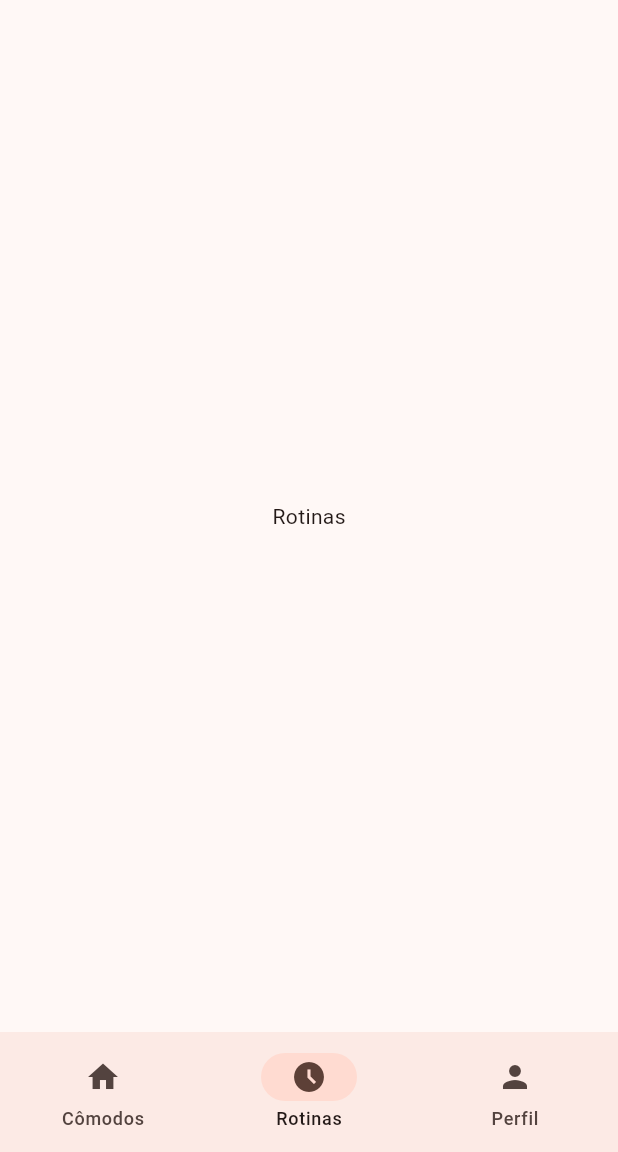
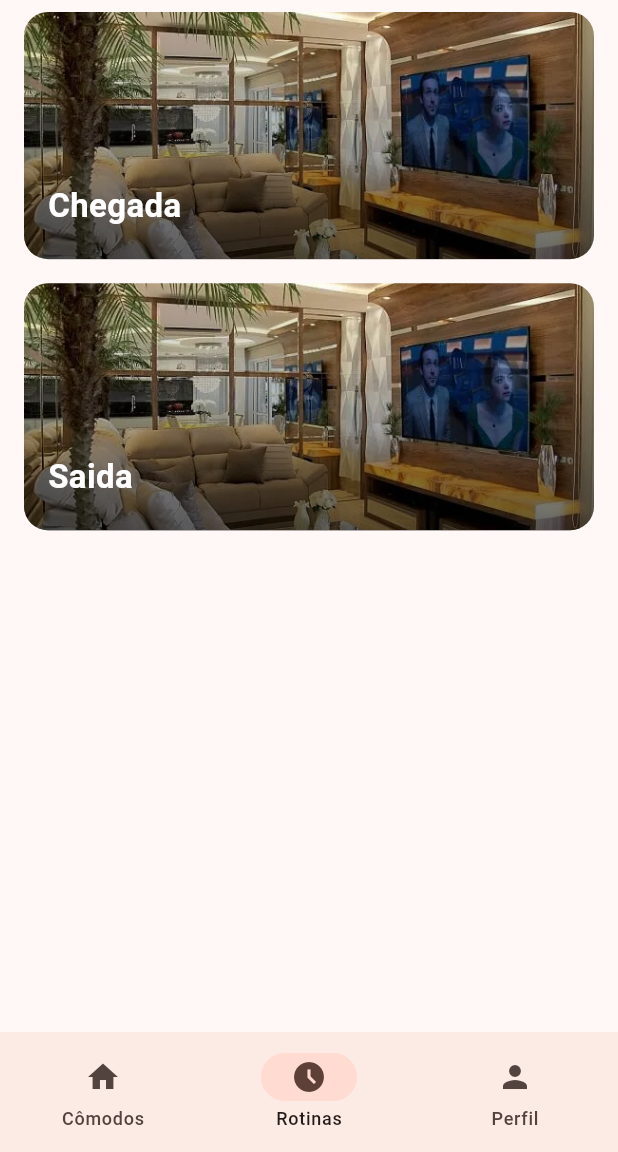
Before and after one commit to im-fernanda/home-sense, a Flutter app: the screen it shows once a user with an empty profile is signed in, item 2 of the bottom bar chosen, on a phone screen of 412 x 824 dp, the part 84-1236 px from its top. Run offline on Flutter 3.47's test engine with Material 3 defaults, Android fonts, the phone set to English and light mode, and no system bars; our stand-ins replace firebase_auth, firebase_core, firebase_database, geolocator; accounts and stored records are empty.

Commit message:
iniciando telas de rotinas

```diff
--- a/lib/ui/pages/rotinas_page.dart
+++ b/lib/ui/pages/rotinas_page.dart
@@ -1,5 +1,6 @@
 import 'package:flutter/material.dart';
 
+import '../widgets/rotina_card.dart';
 import 'home_page.dart';
 
 class RotinasPage extends StatefulWidget {
@@ -12,7 +13,7 @@ class RotinasPage extends StatefulWidget {
 class _RotinasPageState extends State<RotinasPage> {
 
   int _selectedIndex = 0;
-  final List<String> rooms = ["Sala", "Quarto", "Cozinha", "Banheiro", "Garagem"];
+  final List<String> rotinas = ["Chegada", "Saida"];
   static const List<Widget> _options = <Widget>[
     HomePage(),
     RotinasPage(),
@@ -33,10 +34,14 @@ class _RotinasPageState extends State<RotinasPage> {
 
   @override
   Widget build(BuildContext context) {
-    return const Scaffold(
-      body: Center(
-        child: Text("Rotinas"),
-      ),
+    return ListView.builder(
+      itemCount: rotinas.length,
+      itemBuilder: (context, index) {
+        return RotinaCard(
+          rotinas: rotinas,
+          index: index,
+        );
+      },
     );
   }
 }
--- /dev/null
+++ b/lib/ui/widgets/rotina_card.dart
@@ -0,0 +1,93 @@
+import 'package:flutter/material.dart';
+import 'package:home_sense/ui/pages/rotinas_page.dart';
+
+import '../pages/rooms/quarto_screen.dart';
+import '../pages/rooms/sala_screen.dart';
+import '../pages/rotinas/chegada_screen.dart';
+import '../pages/rotinas/saida_screen.dart';
+
+class RotinaCard extends StatelessWidget {
+  const RotinaCard({
+    super.key,
+    required this.rotinas,
+    required this.index,
+  });
+
+  final List rotinas;
+  final int index;
+
+  @override
+  Widget build(BuildContext context) {
+    return GestureDetector(
+      onTap: () {
+        navigateToRoom(rotinas[index], context);
+      },
+      child: Container(
+        margin: const EdgeInsets.symmetric(horizontal: 16, vertical: 8),
+        height: MediaQuery.of(context).size.height * 0.2, // Altura do card
+        decoration: BoxDecoration(
+          borderRadius: BorderRadius.circular(16),
+          image: DecorationImage(
+            image: AssetImage(
+                'assets/images/sala_img.jpg'),
+            fit: BoxFit.cover,
+          ),
+        ),
+        child: Container(
+          decoration: BoxDecoration(
+            borderRadius: BorderRadius.circular(16),
+            gradient: LinearGradient(
+              colors: [
+                Colors.black.withOpacity(0.6),
+                Colors.transparent,
+              ],
+              begin: Alignment.bottomCenter,
+              end: Alignment.topCenter,
+            ),
+          ),
+          child: Padding(
+            padding: const EdgeInsets.all(16),
+            child: Column(
+              crossAxisAlignment: CrossAxisAlignment.start,
+              mainAxisAlignment: MainAxisAlignment.end,
+              children: [
+                Text(
+                  rotinas[index],
+                  style: const TextStyle(
+                    color: Colors.white,
+                    fontSize: 22,
+                    fontWeight: FontWeight.bold,
+                  ),
+                ),
+                const SizedBox(height: 4),
+              ],
+            ),
+          ),
+        ),
+      ),
+    );
+  }
+}
+
+void navigateToRoom(String room, BuildContext context) {
+  switch (room) {
+    case "Chegada":
+      Navigator.push(
+        context,
+        MaterialPageRoute(builder: (context) => ChegadaScreen()),
+      );
+      break;
+    case "Saida":
+      Navigator.push(
+        context,
+        MaterialPageRoute(builder: (context) => SaidaScreen()),
+      );
+      break;
+    default:
+      Navigator.push(
+        context,
+        MaterialPageRoute(builder: (context) => RotinasPage()),
+      );
+      break;
+  }
+}
```
Also changed, not shown: lib/ui/pages/rotinas/chegada_screen.dart (added, +99 -0 lines), lib/ui/pages/rotinas/saida_screen.dart (added, +15 -0 lines), pubspec.lock.
